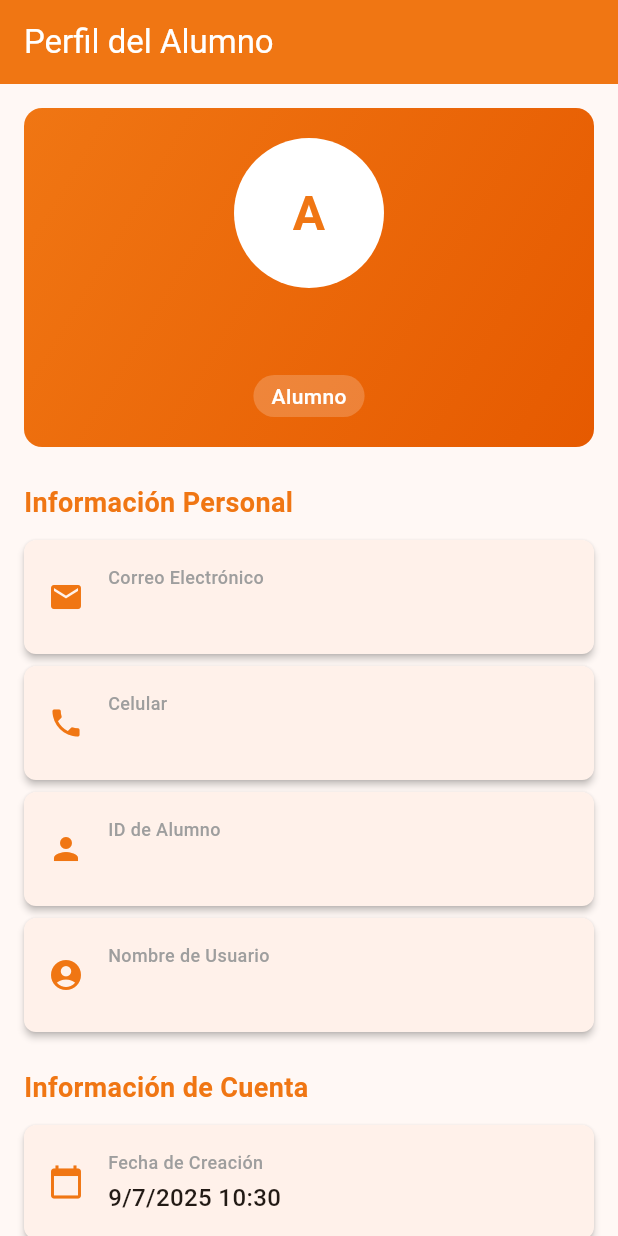
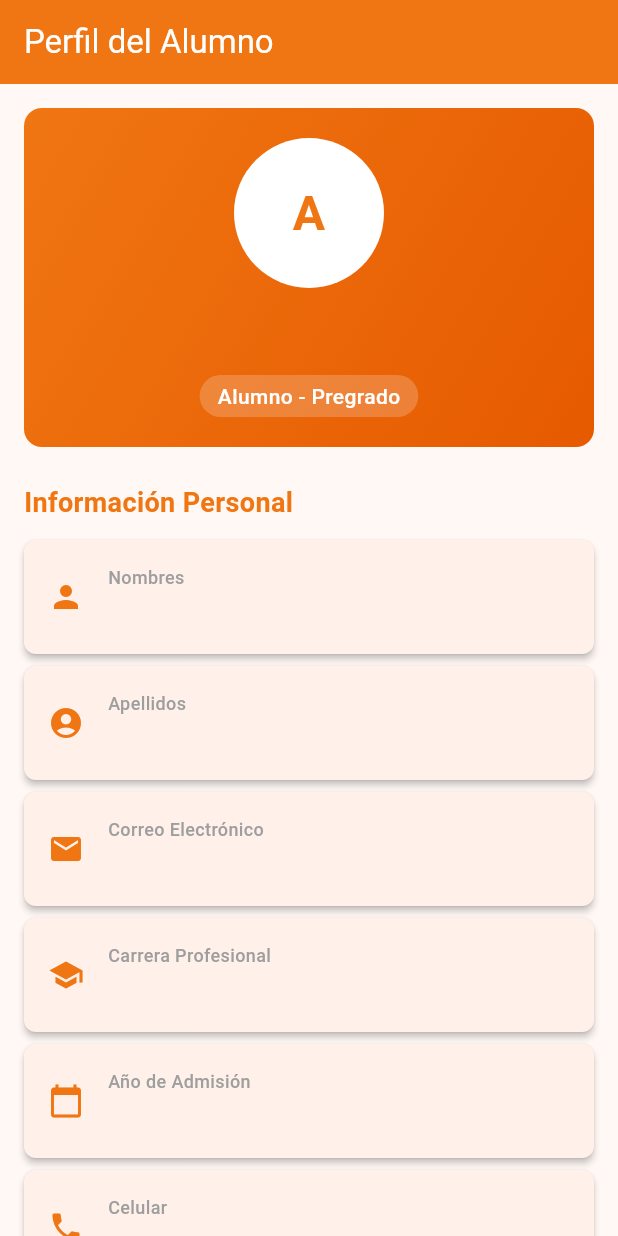
Before and after one commit to Luis-Martin/edutrack-front, a Flutter app: the StudentProfileView screen opened directly with empty values, on a phone screen of 412 x 824 dp. Run offline on Flutter 3.47's test engine with Material 3 defaults, Android fonts, the phone set to English and light mode, and no system bars.

Commit message:
Vistas para el perfil del alumno completo, revisión y edición

```diff
--- a/lib/config/api_config.dart
+++ b/lib/config/api_config.dart
@@ -2,8 +2,8 @@
 /// Contiene las variables de conexión y endpoints del backend
 class ApiConfig {
   // IP del servidor backend
-  static const String serverIP = '192.168.54.207';
-
+  static const String serverIP = '127.0.0.1';
+  static String cookie = '';
   // Puerto del servidor
   static const int serverPort = 8000;
 
@@ -25,6 +25,15 @@ class ApiConfig {
     'Accept': 'application/json',
   };
 
+  /// Headers para usuarios autenticados (incluye Authorization con el token)
+  static Map<String, String> get authHeaders {
+    return {
+      'Content-Type': 'application/json',
+      'Accept': 'application/json',
+      'Authorization': 'Token $cookie',
+    };
+  }
+
   /// Construye una URL completa para un endpoint específico
   static String buildUrl(String endpoint) {
     return '$baseUrl$endpoint';
--- a/lib/views/student_profile_view.dart
+++ b/lib/views/student_profile_view.dart
@@ -1,4 +1,7 @@
 import 'package:flutter/material.dart';
+import 'package:edutrackf/config/api_config.dart';
+import 'main_view.dart';
+import 'student_profile_update_view.dart';
 
 /// Vista para mostrar el perfil del alumno
 /// Muestra toda la información del alumno autenticado
@@ -56,7 +59,7 @@ class StudentProfileView extends StatelessWidget {
                   const SizedBox(height: 16),
                   // Nombre completo
                   Text(
-                    '${studentData['first_name']} ${studentData['last_name']}',
+                    '${studentData['first_name'] ?? ''} ${studentData['last_name'] ?? ''}',
                     style: const TextStyle(
                       fontSize: 24,
                       fontWeight: FontWeight.bold,
@@ -73,7 +76,7 @@ class StudentProfileView extends StatelessWidget {
                       borderRadius: BorderRadius.circular(20),
                     ),
                     child: const Text(
-                      'Alumno',
+                      'Alumno - Pregrado',
                       style: TextStyle(
                         color: Colors.white,
                         fontWeight: FontWeight.w500,
@@ -90,25 +93,35 @@ class StudentProfileView extends StatelessWidget {
               title: 'Información Personal',
               children: [
                 _buildInfoCard(
+                  icon: Icons.person,
+                  title: 'Nombres',
+                  value: (studentData['first_name'] ?? 'No disponible').toString(),
+                ),
+                _buildInfoCard(
+                  icon: Icons.account_circle,
+                  title: 'Apellidos',
+                  value: (studentData['last_name'] ?? 'No disponible').toString(),
+                ),
+                _buildInfoCard(
                   icon: Icons.email,
                   title: 'Correo Electrónico',
-                  value: studentData['email'] ?? 'No disponible',
+                  value: (studentData['email'] ?? 'No disponible').toString(),
+                ),
+                _buildInfoCard(
+                  icon: Icons.school,
+                  title: 'Carrera Profesional',
+                  value: (studentData['career'] ?? 'No disponible').toString(),
+                ),
+                _buildInfoCard(
+                  icon: Icons.calendar_today,
+                  title: 'Año de Admisión',
+                  value: (studentData['year_admission'] ?? 'No disponible').toString(),
                 ),
                 _buildInfoCard(
                   icon: Icons.phone,
                   title: 'Celular',
-                  value: studentData['phone'] ?? 'No disponible',
-                ),
-                _buildInfoCard(
-                  icon: Icons.person,
-                  title: 'ID de Alumno',
-                  value: studentData['id_student']?.toString() ?? 'No disponible',
-                ),
-                _buildInfoCard(
-                  icon: Icons.account_circle,
-                  title: 'Nombre de Usuario',
-                  value: studentData['username'] ?? 'No disponible',
-                ),
+                  value: (studentData['phone'] ?? 'No disponible').toString(),
+                )
               ],
             ),
 
@@ -121,12 +134,12 @@ class StudentProfileView extends StatelessWidget {
                 _buildInfoCard(
                   icon: Icons.calendar_today,
                   title: 'Fecha de Creación',
-                  value: _formatDate(studentData['created_at']),
+                  value: _formatDate(studentData['created_at']?.toString()),
                 ),
                 _buildInfoCard(
                   icon: Icons.update,
                   title: 'Última Actualización',
-                  value: _formatDate(studentData['updated_at']),
+                  value: _formatDate(studentData['updated_at']?.toString()),
                 ),
               ],
             ),
@@ -138,14 +151,22 @@ class StudentProfileView extends StatelessWidget {
               children: [
                 Expanded(
                   child: ElevatedButton.icon(
-                    onPressed: () {
-                      // TODO: Implementar edición de perfil
-                      ScaffoldMessenger.of(context).showSnackBar(
-                        const SnackBar(
-                          content: Text('Función de edición en desarrollo'),
-                          backgroundColor: Colors.orange,
+                    onPressed: () async {
+                      // Navegar a la vista de edición de perfil
+                      final updated = await Navigator.push(
+                        context,
+                        MaterialPageRoute(
+                          builder: (context) => StudentProfileUpdateView(studentData: studentData),
                         ),
                       );
+                      if (updated == true) {
+                        ScaffoldMessenger.of(context).showSnackBar(
+                          const SnackBar(
+                            content: Text('Perfil actualizado, recarga para ver cambios.'),
+                            backgroundColor: Colors.green,
+                          ),
+                        );
+                      }
                     },
                     icon: const Icon(Icons.edit),
                     label: const Text('Editar Perfil'),
@@ -163,12 +184,12 @@ class StudentProfileView extends StatelessWidget {
                 Expanded(
                   child: ElevatedButton.icon(
                     onPressed: () {
-                      // TODO: Implementar cerrar sesión
-                      ScaffoldMessenger.of(context).showSnackBar(
-                        const SnackBar(
-                          content: Text('Función de cerrar sesión en desarrollo'),
-                          backgroundColor: Colors.orange,
-                        ),
+                      // Implementar cerrar sesión
+                      ApiConfig.cookie = '';
+                      Navigator.pushAndRemoveUntil(
+                        context,
+                        MaterialPageRoute(builder: (context) => const MainView()),
+                        (Route<dynamic> route) => false,
                       );
                     },
                     icon: const Icon(Icons.logout),
@@ -275,8 +296,8 @@ class StudentProfileView extends StatelessWidget {
 
   /// Obtiene las iniciales del nombre completo
   String _getInitials() {
-    final firstName = studentData['first_name'] ?? '';
-    final lastName = studentData['last_name'] ?? '';
+    final firstName = (studentData['first_name'] ?? '').toString();
+    final lastName = (studentData['last_name'] ?? '').toString();
     String initials = '';
     if (firstName.isNotEmpty) {
       initials += firstName[0].toUpperCase();
@@ -289,7 +310,7 @@ class StudentProfileView extends StatelessWidget {
 
   /// Formatea una fecha ISO a formato legible
   String _formatDate(String? dateString) {
-    if (dateString == null) return 'No disponible';
+    if (dateString == null || dateString.isEmpty) return 'No disponible';
     try {
       final date = DateTime.parse(dateString);
       return '${date.day}/${date.month}/${date.year} ${date.hour}:${date.minute.toString().padLeft(2, '0')}';
```
Also changed, not shown: lib/controllers/student_controller.dart (+23 -9 lines), lib/models/student_model.dart (+8 -0 lines), lib/views/student_login_view.dart (+7 -19 lines), lib/views/student_profile_update_view.dart (renamed from lib/views/student_singin_view.dart, +50 -72 lines).
